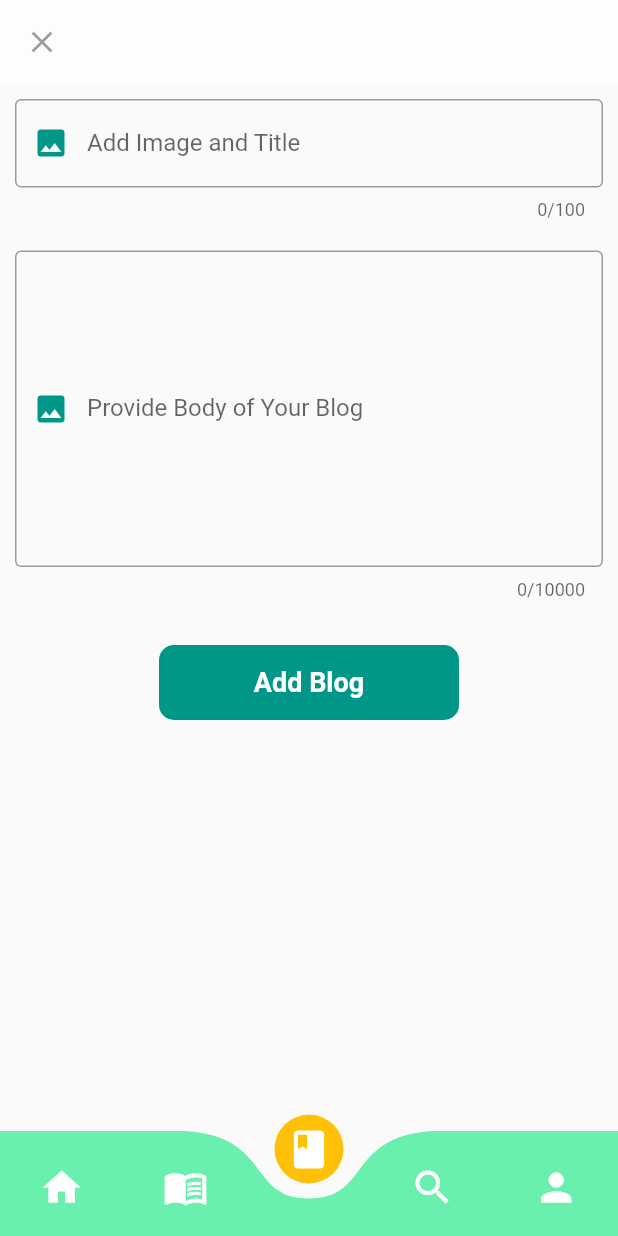
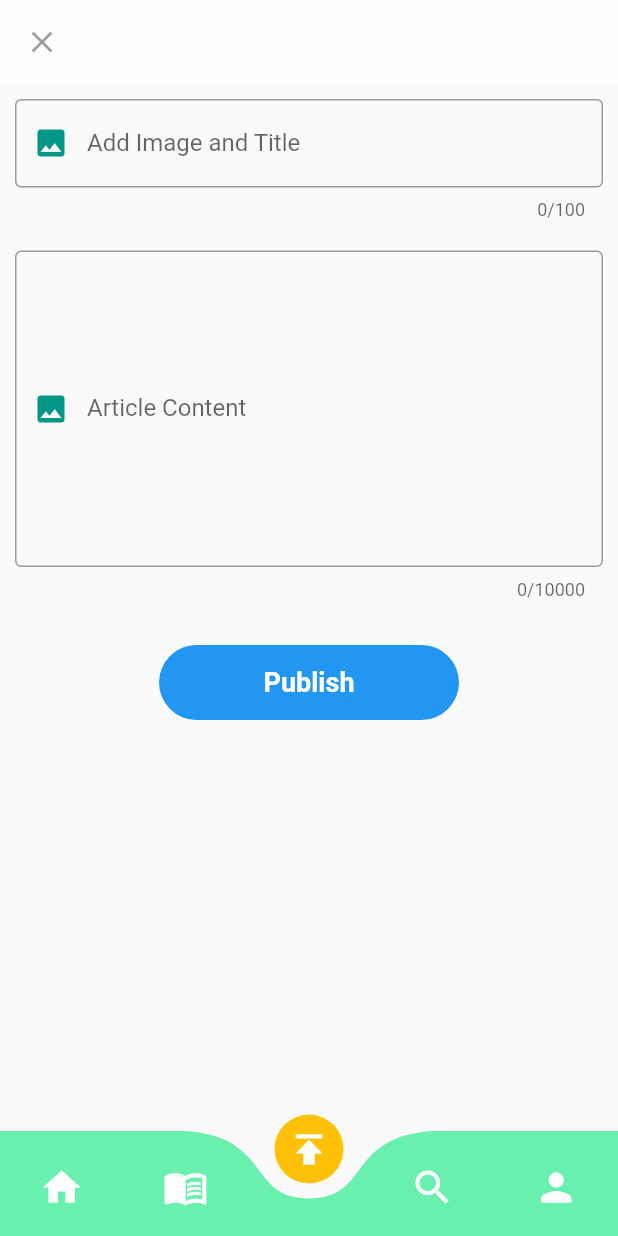
Before and after one commit to RealEskalate/Practice, a Flutter app: the screen it shows after launch, on a phone screen of 412 x 824 dp. Run offline on Flutter 3.47's test engine with Material 2 defaults, Android fonts, the phone set to English and light mode, and no system bars; drawn by our look-alikes of curved_navigation_bar; our stand-ins replace bloc, flutter_bloc, google_fonts.

Commit message:
[Mobile] modified icons

```diff
--- a/starter_project_mobile_2022/lib/add_blog/presentation/add_blog.dart
+++ b/starter_project_mobile_2022/lib/add_blog/presentation/add_blog.dart
@@ -24,7 +24,7 @@ class _AddBlogState extends State<AddBlog> {
         color: Colors.white,
       ),
       Icon(
-        Icons.book,
+        Icons.publish,
         size: 30,
         color: Colors.white,
       ),
@@ -113,7 +113,7 @@ class _AddBlogState extends State<AddBlog> {
                 width: 2,
               ),
             ),
-            labelText: "Provide Body of Your Blog",
+            labelText: "Article Content",
             prefixIcon: IconButton(
               icon: Icon(
                 Icons.image,
@@ -135,12 +135,12 @@ class _AddBlogState extends State<AddBlog> {
         height: 50,
         width: 200,
         decoration: BoxDecoration(
-          borderRadius: BorderRadius.circular(10),
-          color: Colors.teal,
+          borderRadius: BorderRadius.circular(60),
+          color: Colors.blue,
         ),
         child: const Center(
           child: Text(
-            'Add Blog',
+            'Publish',
             style: TextStyle(
                 color: Colors.white, fontSize: 18, fontWeight: FontWeight.bold),
           ),
```
